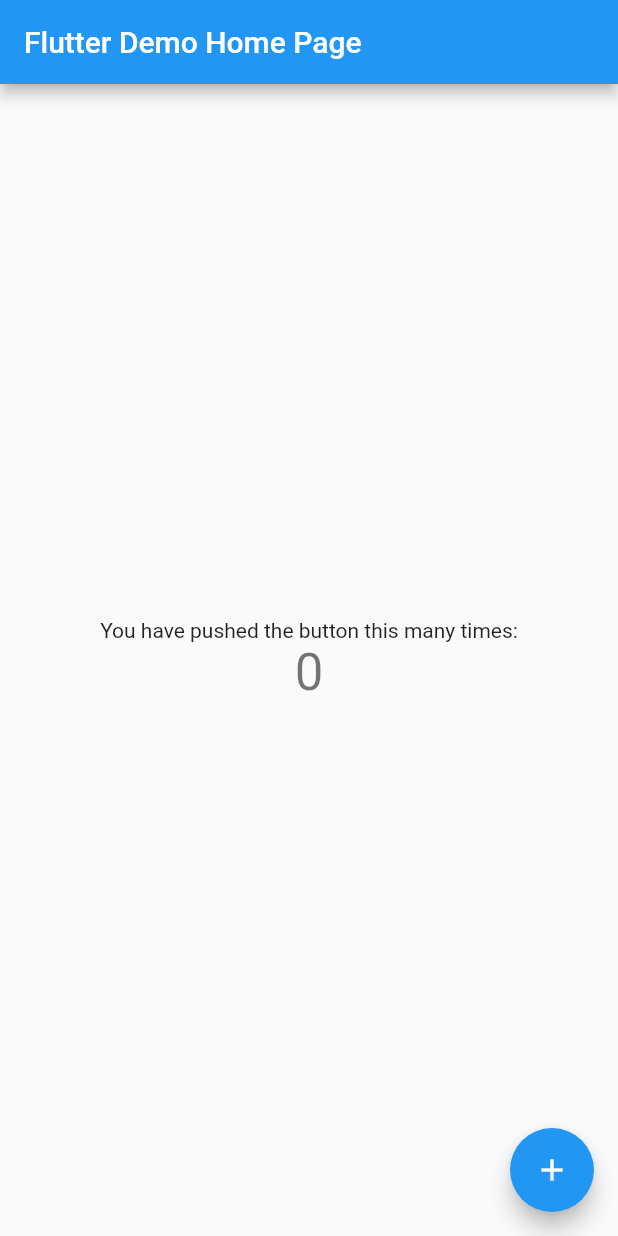
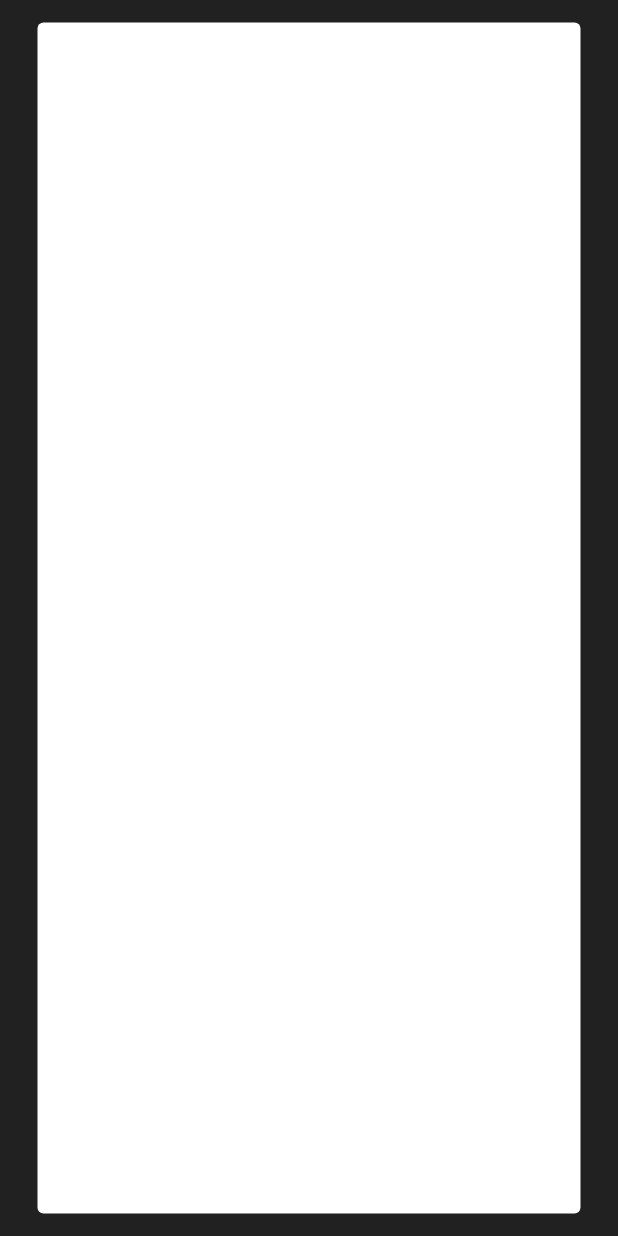
Before and after one commit to Raziem21/quizzApp, a Flutter app: the screen it shows after launch, on a phone screen of 412 x 824 dp. Run offline on Flutter 3.47's test engine with Material 2 defaults, Android fonts, the phone set to English and light mode, and no system bars.

Commit message:
project setted

```diff
--- a/lib/main.dart
+++ b/lib/main.dart
@@ -1,115 +1,61 @@
 import 'package:flutter/material.dart';
 
 void main() {
-  runApp(const MyApp());
+  runApp(const Quizzler());
 }
 
-class MyApp extends StatelessWidget {
-  const MyApp({super.key});
+class Quizzler extends StatelessWidget {
+  const Quizzler({super.key});
 
-  // This widget is the root of your application.
   @override
   Widget build(BuildContext context) {
     return MaterialApp(
-      title: 'Flutter Demo',
-      theme: ThemeData(
-        // This is the theme of your application.
-        //
-        // Try running your application with "flutter run". You'll see the
-        // application has a blue toolbar. Then, without quitting the app, try
-        // changing the primarySwatch below to Colors.green and then invoke
-        // "hot reload" (press "r" in the console where you ran "flutter run",
-        // or simply save your changes to "hot reload" in a Flutter IDE).
-        // Notice that the counter didn't reset back to zero; the application
-        // is not restarted.
-        primarySwatch: Colors.blue,
+      home: Scaffold(
+        backgroundColor: Colors.grey.shade900,
+        body: const SafeArea(
+          child: Padding(
+            padding: EdgeInsets.symmetric(horizontal: 10.0),
+            child: QuizPage(),
+          ),
+        ),
       ),
-      home: const MyHomePage(title: 'Flutter Demo Home Page'),
     );
   }
 }
 
-class MyHomePage extends StatefulWidget {
-  const MyHomePage({super.key, required this.title});
-
-  // This widget is the home page of your application. It is stateful, meaning
-  // that it has a State object (defined below) that contains fields that affect
-  // how it looks.
-
-  // This class is the configuration for the state. It holds the values (in this
-  // case the title) provided by the parent (in this case the App widget) and
-  // used by the build method of the State. Fields in a Widget subclass are
-  // always marked "final".
-
-  final String title;
+class QuizPage extends StatefulWidget {
+  const QuizPage({super.key});
 
   @override
-  State<MyHomePage> createState() => _MyHomePageState();
+  State<QuizPage> createState() => _QuizPageState();
 }
 
-class _MyHomePageState extends State<MyHomePage> {
-  int _counter = 0;
-
-  void _incrementCounter() {
-    setState(() {
-      // This call to setState tells the Flutter framework that something has
-      // changed in this State, which causes it to rerun the build method below
-      // so that the display can reflect the updated values. If we changed
-      // _counter without calling setState(), then the build method would not be
-      // called again, and so nothing would appear to happen.
-      _counter++;
-    });
-  }
-
+class _QuizPageState extends State<QuizPage> {
   @override
   Widget build(BuildContext context) {
-    // This method is rerun every time setState is called, for instance as done
-    // by the _incrementCounter method above.
-    //
-    // The Flutter framework has been optimized to make rerunning build methods
-    // fast, so that you can just rebuild anything that needs updating rather
-    // than having to individually change instances of widgets.
-    return Scaffold(
-      appBar: AppBar(
-        // Here we take the value from the MyHomePage object that was created by
-        // the App.build method, and use it to set our appbar title.
-        title: Text(widget.title),
-      ),
-      body: Center(
-        // Center is a layout widget. It takes a single child and positions it
-        // in the middle of the parent.
-        child: Column(
-          // Column is also a layout widget. It takes a list of children and
-          // arranges them vertically. By default, it sizes itself to fit its
-          // children horizontally, and tries to be as tall as its parent.
-          //
-          // Invoke "debug painting" (press "p" in the console, choose the
-          // "Toggle Debug Paint" action from the Flutter Inspector in Android
-          // Studio, or the "Toggle Debug Paint" command in Visual Studio Code)
-          // to see the wireframe for each widget.
-          //
-          // Column has various properties to control how it sizes itself and
-          // how it positions its children. Here we use mainAxisAlignment to
-          // center the children vertically; the main axis here is the vertical
-          // axis because Columns are vertical (the cross axis would be
-          // horizontal).
-          mainAxisAlignment: MainAxisAlignment.center,
-          children: <Widget>[
-            const Text(
-              'You have pushed the button this many times:',
+    return Column(
+      mainAxisAlignment: MainAxisAlignment.spaceBetween,
+      crossAxisAlignment: CrossAxisAlignment.stretch,
+      children: [
+        Expanded(
+          child: Padding(
+            padding: const EdgeInsets.all(15.0),
+            child: TextButton(
+              style: const ButtonStyle(
+                backgroundColor: MaterialStatePropertyAll(Colors.white),
+              ),
+              onPressed: () {},
+              child: const Text(
+                "True",
+                style: TextStyle(
+                  color: Colors.white,
+                  fontSize: 20.0,
+                ),
+              ),
             ),
-            Text(
-              '$_counter',
-              style: Theme.of(context).textTheme.headlineMedium,
-            ),
-          ],
+          ),
         ),
-      ),
-      floatingActionButton: FloatingActionButton(
-        onPressed: _incrementCounter,
-        tooltip: 'Increment',
-        child: const Icon(Icons.add),
-      ), // This trailing comma makes auto-formatting nicer for build methods.
+      ],
     );
   }
 }
```
Also changed, not shown: 1 other file.
